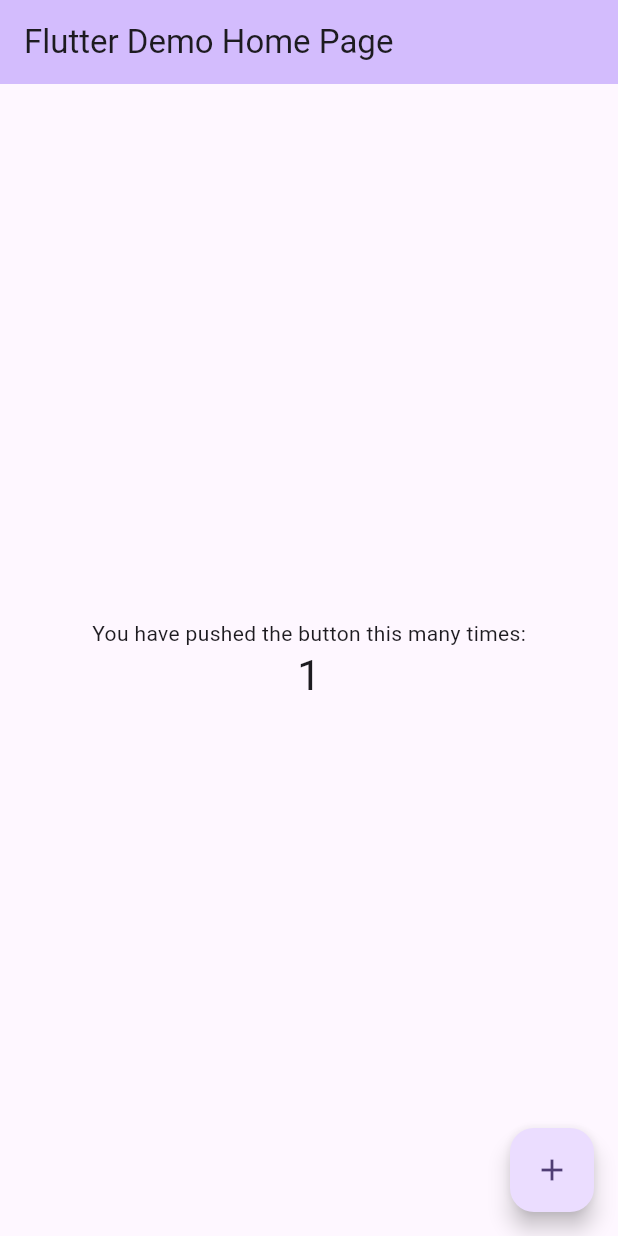
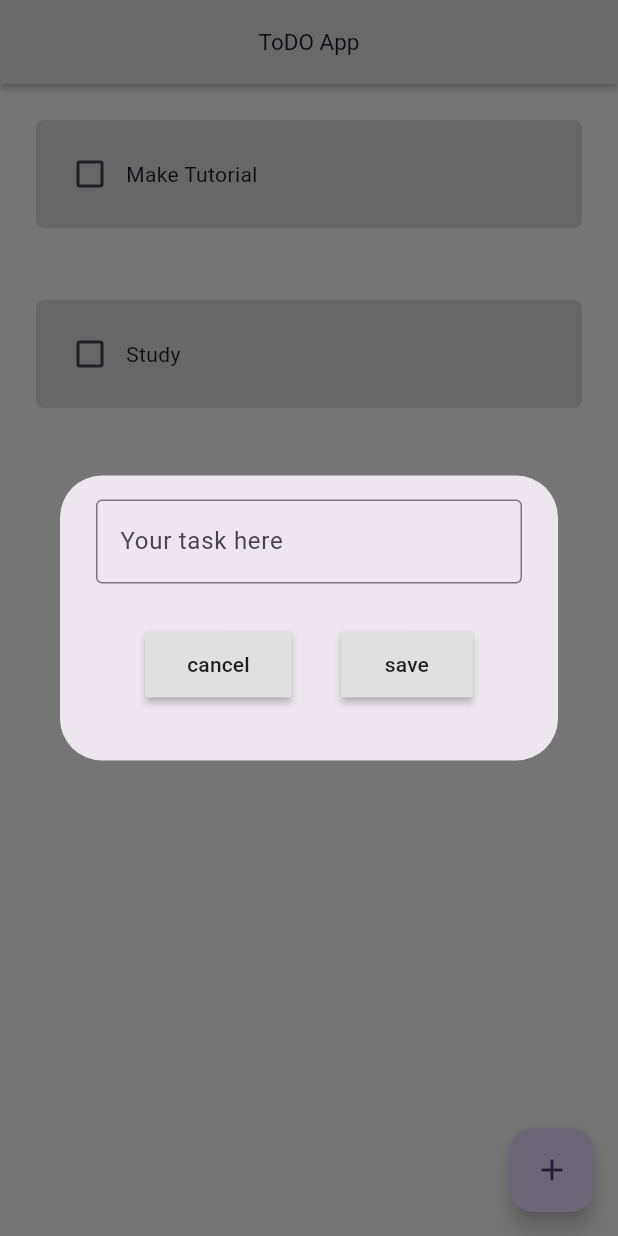
Before and after one commit to omaralakel/todo_app, a Flutter app: the screen it shows after launch, after a tap on the "add" icon, on a phone screen of 412 x 824 dp. Run offline on Flutter 3.47's test engine with Material 3 defaults, Android fonts, the phone set to English and light mode, and no system bars.

```diff
--- /dev/null
+++ b/lib/components/button.dart
@@ -0,0 +1,20 @@
+import 'package:flutter/material.dart';
+
+class DialogButton extends StatelessWidget {
+  DialogButton({super.key, required this.onPressed, required this.text});
+
+  final String text;
+  VoidCallback onPressed;
+
+  @override
+  Widget build(BuildContext context) {
+    return MaterialButton(
+      onPressed: onPressed,
+      child: Padding(
+        padding: const EdgeInsets.all(12.0),
+        child: Text(text),
+      ),
+      color: Colors.grey[300],
+    );
+  }
+}
--- /dev/null
+++ b/lib/components/dialog_box.dart
@@ -0,0 +1,44 @@
+import 'package:flutter/material.dart';
+import 'package:todo_app/components/button.dart';
+
+class DialogBox extends StatelessWidget {
+  DialogBox({super.key, required this.onCancel, required this.onSave, required this.controller});
+
+
+  final controller;
+  VoidCallback onSave;
+  VoidCallback onCancel;
+
+  @override
+  Widget build(BuildContext context) {
+    return AlertDialog(
+      content: Container(
+        width: 300,
+        height: 150,
+        child: Column(
+          children: [
+            TextField(
+              controller: controller,
+              decoration: const InputDecoration(
+                border: OutlineInputBorder(),
+                hintText: "Your task here",
+                ),
+            ),
+            const SizedBox(height: 30,),
+
+            Row(children: [
+            // cancel button
+            DialogButton(text: "cancel",onPressed: onCancel,),
+
+            // save button
+            DialogButton(text: "save", onPressed: onSave,),
+            ],
+            mainAxisAlignment: MainAxisAlignment.spaceEvenly,)
+
+          ],
+        ),
+      ),
+      backgroundColor: Colors.grey[250],
+    );
+  }
+}
--- /dev/null
+++ b/lib/components/todo_tile.dart
@@ -0,0 +1,36 @@
+import 'package:flutter/material.dart';
+
+class ToDOList extends StatelessWidget {
+  const ToDOList(
+      {super.key,
+      required this.value,
+      required this.taskName,
+      required this.onChanged});
+
+  final bool value;
+  final String taskName;
+  final void Function(bool?)? onChanged;
+
+  @override
+  Widget build(BuildContext context) {
+    return Padding(
+      padding: const EdgeInsets.all(24.0),
+      child: Container(
+        child: Padding(
+          padding: const EdgeInsets.all(12.0),
+          child: Row(
+            children: [
+              Checkbox(value: value, onChanged: onChanged),
+              Text(
+                taskName,
+                style: TextStyle(decoration: value? TextDecoration.lineThrough : TextDecoration.none),
+              ),
+            ],
+          ),
+        ),
+        decoration: BoxDecoration(
+            color: Colors.grey[300], borderRadius: BorderRadius.circular(5)),
+      ),
+    );
+  }
+}
--- a/lib/main.dart
+++ b/lib/main.dart
@@ -1,4 +1,6 @@
 import 'package:flutter/material.dart';
+import 'package:todo_app/components/dialog_box.dart';
+import 'package:todo_app/components/todo_tile.dart';
 
 void main() {
   runApp(const MyApp());
@@ -11,115 +13,84 @@ class MyApp extends StatelessWidget {
   @override
   Widget build(BuildContext context) {
     return MaterialApp(
-      title: 'Flutter Demo',
+      title: 'ToDo App',
+      debugShowCheckedModeBanner: false,
       theme: ThemeData(
-        // This is the theme of your application.
-        //
-        // TRY THIS: Try running your application with "flutter run". You'll see
-        // the application has a purple toolbar. Then, without quitting the app,
-        // try changing the seedColor in the colorScheme below to Colors.green
-        // and then invoke "hot reload" (save your changes or press the "hot
-        // reload" button in a Flutter-supported IDE, or press "r" if you used
-        // the command line to start the app).
-        //
-        // Notice that the counter didn't reset back to zero; the application
-        // state is not lost during the reload. To reset the state, use hot
-        // restart instead.
-        //
-        // This works for code too, not just values: Most code changes can be
-        // tested with just a hot reload.
         colorScheme: ColorScheme.fromSeed(seedColor: Colors.deepPurple),
         useMaterial3: true,
       ),
-      home: const MyHomePage(title: 'Flutter Demo Home Page'),
+      home: MyHomePage(),
     );
   }
 }
 
 class MyHomePage extends StatefulWidget {
-  const MyHomePage({super.key, required this.title});
-
-  // This widget is the home page of your application. It is stateful, meaning
-  // that it has a State object (defined below) that contains fields that affect
-  // how it looks.
-
-  // This class is the configuration for the state. It holds the values (in this
-  // case the title) provided by the parent (in this case the App widget) and
-  // used by the build method of the State. Fields in a Widget subclass are
-  // always marked "final".
-
-  final String title;
+  MyHomePage({super.key});
 
   @override
   State<MyHomePage> createState() => _MyHomePageState();
 }
 
+// Textfield controller
+final _controller = TextEditingController();
+
 class _MyHomePageState extends State<MyHomePage> {
-  int _counter = 0;
+  void checkBoxChanged(bool? value, int index) {
+    setState(() {
+      toDoList[index][1] = !toDoList[index][1];
+    });
+  }
 
-  void _incrementCounter() {
+  List toDoList = [
+    ["Make Tutorial", false],
+    ["Study", false]
+  ];
+
+  void SaveNewTask() {
     setState(() {
-      // This call to setState tells the Flutter framework that something has
-      // changed in this State, which causes it to rerun the build method below
-      // so that the display can reflect the updated values. If we changed
-      // _counter without calling setState(), then the build method would not be
-      // called again, and so nothing would appear to happen.
-      _counter++;
+      toDoList.add([_controller.text, false]);
+      Navigator.of(context).pop();
+      _controller.clear();
     });
+  }
+
+  void creteNewTask() {
+    showDialog(
+        context: context,
+        builder: (context) {
+          return DialogBox(
+            onCancel: () => Navigator.of(context).pop(),
+            onSave: SaveNewTask,
+            controller: _controller,
+          );
+        });
   }
 
   @override
   Widget build(BuildContext context) {
-    // This method is rerun every time setState is called, for instance as done
-    // by the _incrementCounter method above.
-    //
-    // The Flutter framework has been optimized to make rerunning build methods
-    // fast, so that you can just rebuild anything that needs updating rather
-    // than having to individually change instances of widgets.
     return Scaffold(
-      appBar: AppBar(
-        // TRY THIS: Try changing the color here to a specific color (to
-        // Colors.amber, perhaps?) and trigger a hot reload to see the AppBar
-        // change color while the other colors stay the same.
-        backgroundColor: Theme.of(context).colorScheme.inversePrimary,
-        // Here we take the value from the MyHomePage object that was created by
-        // the App.build method, and use it to set our appbar title.
-        title: Text(widget.title),
-      ),
-      body: Center(
-        // Center is a layout widget. It takes a single child and positions it
-        // in the middle of the parent.
-        child: Column(
-          // Column is also a layout widget. It takes a list of children and
-          // arranges them vertically. By default, it sizes itself to fit its
-          // children horizontally, and tries to be as tall as its parent.
-          //
-          // Column has various properties to control how it sizes itself and
-          // how it positions its children. Here we use mainAxisAlignment to
-          // center the children vertically; the main axis here is the vertical
-          // axis because Columns are vertical (the cross axis would be
-          // horizontal).
-          //
-          // TRY THIS: Invoke "debug painting" (choose the "Toggle Debug Paint"
-          // action in the IDE, or press "p" in the console), to see the
-          // wireframe for each widget.
-          mainAxisAlignment: MainAxisAlignment.center,
-          children: <Widget>[
-            const Text(
-              'You have pushed the button this many times:',
-            ),
-            Text(
-              '$_counter',
-              style: Theme.of(context).textTheme.headlineMedium,
-            ),
-          ],
+        backgroundColor: Colors.white,
+        appBar: AppBar(
+          elevation: 2,
+          shadowColor: Colors.black,
+          backgroundColor: Colors.grey[200],
+          title: Text(
+            "ToDO App",
+            style: TextStyle(fontSize: 15),
+          ),
+          centerTitle: true,
         ),
-      ),
-      floatingActionButton: FloatingActionButton(
-        onPressed: _incrementCounter,
-        tooltip: 'Increment',
-        child: const Icon(Icons.add),
-      ), // This trailing comma makes auto-formatting nicer for build methods.
-    );
+        floatingActionButton: FloatingActionButton(
+            child: Icon(Icons.add), onPressed: creteNewTask),
+        body: ListView.builder(
+          itemCount: toDoList.length,
+          itemBuilder: (context, index) {
+            return ToDOList(
+              taskName: toDoList[index][0],
+              value: toDoList[index][1],
+              onChanged: (value) => checkBoxChanged(value, index),
+            );
+          },
+        ));
   }
 }
```
Also changed, not shown: 19 other files.
